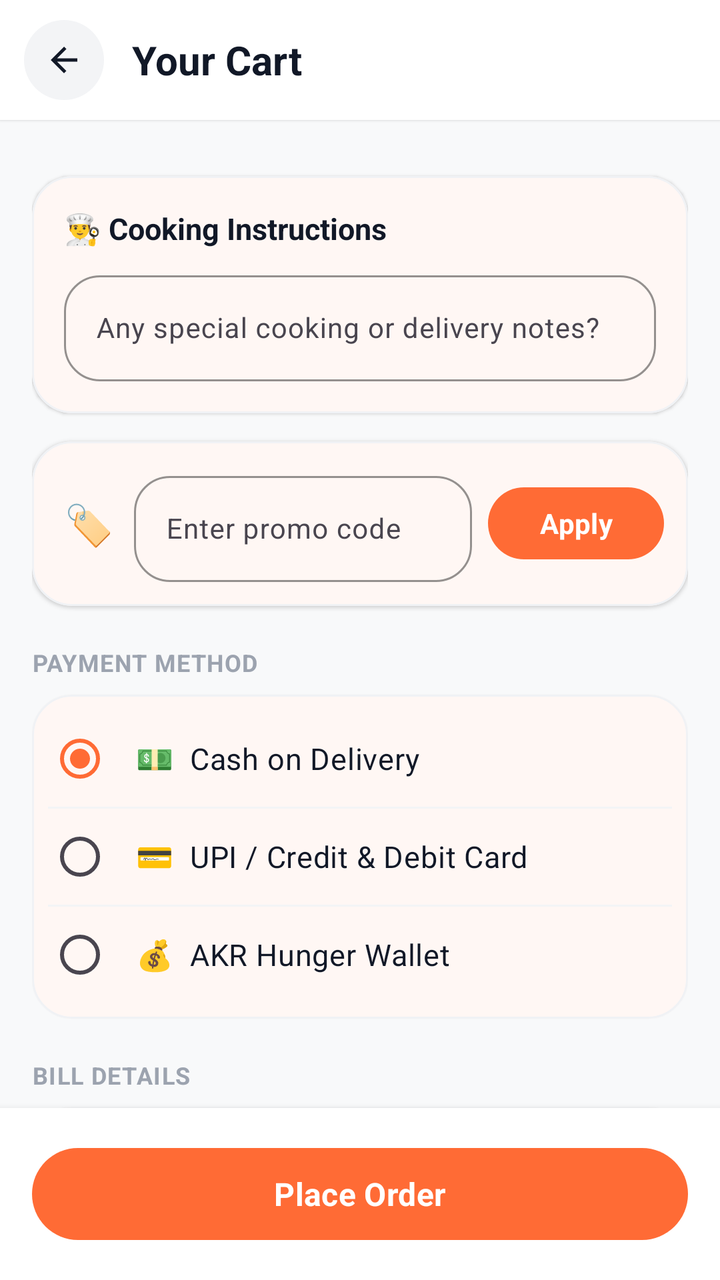
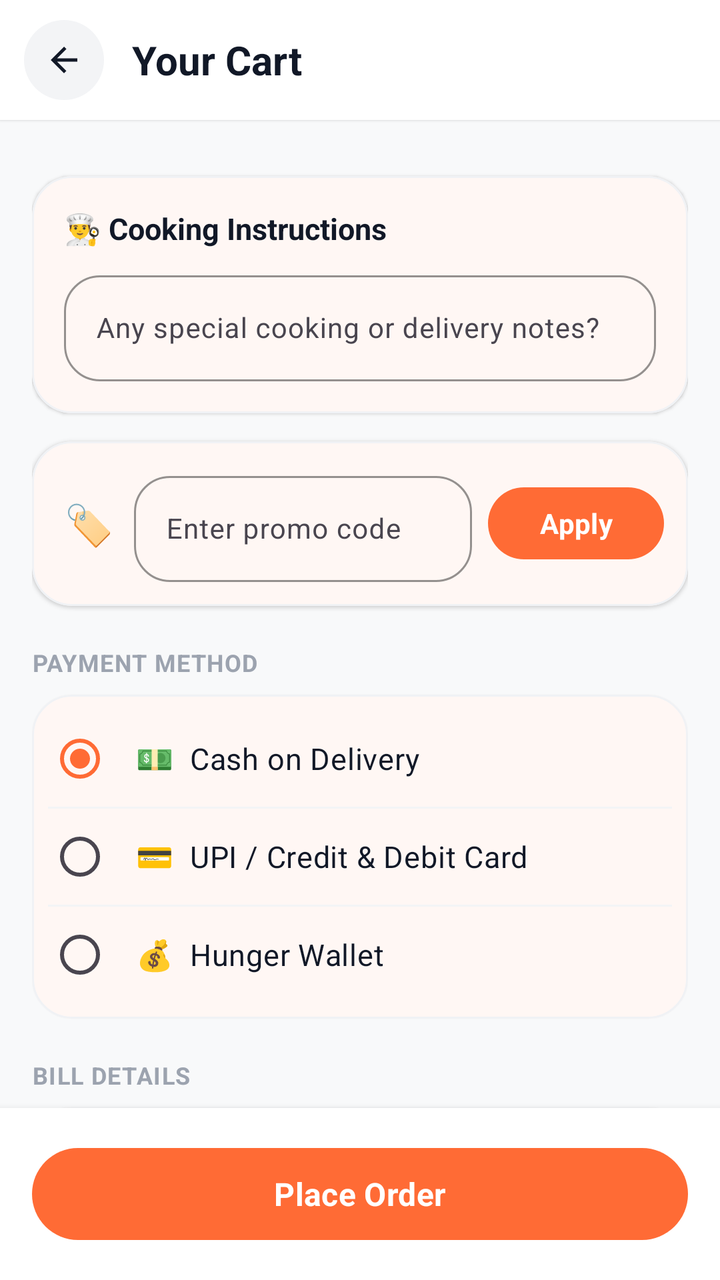

An Android layout rendered at two revisions. The XML below is the earlier revision; the diff shows what the commit changed to produce the second picture.
<!-- AndroidManifest.xml: application theme Theme.AKRHunger -->
<!-- res/layout/activity_cart.xml -->
<?xml version="1.0" encoding="utf-8"?>
<LinearLayout xmlns:android="http://schemas.android.com/apk/res/android"
    xmlns:app="http://schemas.android.com/apk/res-auto"
    android:layout_width="match_parent"
    android:layout_height="match_parent"
    android:background="@color/background"
    android:orientation="vertical">

    
    <LinearLayout
        android:layout_width="match_parent"
        android:layout_height="60dp"
        android:background="@color/surface"
        android:elevation="1dp"
        android:gravity="center_vertical"
        android:orientation="horizontal"
        android:paddingHorizontal="12dp">

        <FrameLayout
            android:id="@+id/btn_back"
            android:layout_width="40dp"
            android:layout_height="40dp"
            android:background="@drawable/bg_icon_circle_gray"
            android:clickable="true"
            android:focusable="true"
            android:foreground="?attr/selectableItemBackgroundBorderless">

            <ImageView
                android:layout_width="20dp"
                android:layout_height="20dp"
                android:layout_gravity="center"
                android:src="@drawable/ic_back"
                android:tint="@color/text_primary" />
        </FrameLayout>

        <TextView
            android:layout_width="0dp"
            android:layout_height="wrap_content"
            android:layout_marginStart="14dp"
            android:layout_weight="1"
            android:text="@string/your_cart"
            android:textColor="@color/text_primary"
            android:textSize="20sp"
            android:textStyle="bold" />
    </LinearLayout>

    
    <LinearLayout
        android:id="@+id/empty_cart"
        android:layout_width="match_parent"
        android:layout_height="match_parent"
        android:gravity="center"
        android:orientation="vertical"
        android:padding="36dp"
        android:visibility="gone">

        <FrameLayout
            android:layout_width="96dp"
            android:layout_height="96dp"
            android:background="@drawable/bg_icon_circle_soft">

            <TextView
                android:layout_width="wrap_content"
                android:layout_height="wrap_content"
                android:layout_gravity="center"
                android:text="🛒"
                android:textSize="44sp" />
        </FrameLayout>

        <TextView
            android:layout_width="wrap_content"
            android:layout_height="wrap_content"
            android:layout_marginTop="20dp"
            android:text="@string/empty_cart"
            android:textColor="@color/text_primary"
            android:textSize="20sp"
            android:textStyle="bold" />

        <TextView
            android:layout_width="wrap_content"
            android:layout_height="wrap_content"
            android:layout_marginTop="8dp"
            android:gravity="center"
            android:lineSpacingExtra="3dp"
            android:text="@string/empty_cart_desc"
            android:textColor="@color/text_secondary"
            android:textSize="14sp" />

        <com.google.android.material.button.MaterialButton
            android:id="@+id/btn_browse_menu"
            style="@style/Widget.AKR.Button.Pill"
            android:layout_width="wrap_content"
            android:layout_height="48dp"
            android:layout_marginTop="24dp"
            android:paddingHorizontal="28dp"
            android:text="@string/browse_menu"
            app:backgroundTint="@color/primary" />
    </LinearLayout>

    
    <androidx.core.widget.NestedScrollView
        android:id="@+id/cart_content"
        android:layout_width="match_parent"
        android:layout_height="0dp"
        android:layout_weight="1"
        android:clipToPadding="false"
        android:paddingBottom="24dp">

        <LinearLayout
            android:layout_width="match_parent"
            android:layout_height="wrap_content"
            android:orientation="vertical"
            android:paddingHorizontal="16dp"
            android:paddingTop="12dp">

            
            <androidx.recyclerview.widget.RecyclerView
                android:id="@+id/rv_cart_items"
                android:layout_width="match_parent"
                android:layout_height="wrap_content"
                android:nestedScrollingEnabled="false" />

            
            <com.google.android.material.card.MaterialCardView
                android:layout_width="match_parent"
                android:layout_height="wrap_content"
                android:layout_marginTop="16dp"
                app:cardBackgroundColor="@color/surface"
                app:cardCornerRadius="20dp"
                app:cardElevation="1dp"
                app:strokeColor="@color/card_border"
                app:strokeWidth="1dp">

                <LinearLayout
                    android:layout_width="match_parent"
                    android:layout_height="wrap_content"
                    android:orientation="vertical"
                    android:padding="16dp">

                    <TextView
                        android:layout_width="wrap_content"
                        android:layout_height="wrap_content"
                        android:text="👨‍🍳 Cooking Instructions"
                        android:textColor="@color/text_primary"
                        android:textSize="15sp"
                        android:textStyle="bold" />

                    <com.google.android.material.textfield.TextInputLayout
                        style="@style/Widget.AKR.TextInput"
                        android:layout_width="match_parent"
                        android:layout_height="wrap_content"
                        android:layout_marginTop="8dp"
                        android:hint="Any special cooking or delivery notes?">

                        <com.google.android.material.textfield.TextInputEditText
                            android:id="@+id/et_special_instructions"
                            android:layout_width="match_parent"
                            android:layout_height="wrap_content"
                            android:inputType="textMultiLine"
                            android:maxLines="3"
                            android:textColor="@color/text_primary"
                            android:textSize="14sp" />
                    </com.google.android.material.textfield.TextInputLayout>
                </LinearLayout>
            </com.google.android.material.card.MaterialCardView>

            
            <com.google.android.material.card.MaterialCardView
                android:layout_width="match_parent"
                android:layout_height="wrap_content"
                android:layout_marginTop="14dp"
                app:cardBackgroundColor="@color/surface"
                app:cardCornerRadius="20dp"
                app:cardElevation="1dp"
                app:strokeColor="@color/card_border"
                app:strokeWidth="1dp">

                <LinearLayout
                    android:layout_width="match_parent"
                    android:layout_height="wrap_content"
                    android:gravity="center_vertical"
                    android:orientation="horizontal"
                    android:padding="12dp">

                    <TextView
                        android:layout_width="wrap_content"
                        android:layout_height="wrap_content"
                        android:layout_marginStart="4dp"
                        android:text="🏷️"
                        android:textSize="20sp" />

                    <com.google.android.material.textfield.TextInputLayout
                        style="@style/Widget.AKR.TextInput"
                        android:layout_width="0dp"
                        android:layout_height="wrap_content"
                        android:layout_marginStart="10dp"
                        android:layout_weight="1"
                        android:hint="@string/coupon_hint">

                        <com.google.android.material.textfield.TextInputEditText
                            android:id="@+id/et_coupon"
                            android:layout_width="match_parent"
                            android:layout_height="wrap_content"
                            android:textAllCaps="true"
                            android:textColor="@color/text_primary"
                            android:textSize="14sp" />
                    </com.google.android.material.textfield.TextInputLayout>

                    <com.google.android.material.button.MaterialButton
                        android:id="@+id/btn_apply_coupon"
                        style="@style/Widget.AKR.Button.Pill"
                        android:layout_width="wrap_content"
                        android:layout_height="44dp"
                        android:layout_marginStart="8dp"
                        android:text="@string/apply"
                        app:backgroundTint="@color/primary" />
                </LinearLayout>
            </com.google.android.material.card.MaterialCardView>

            
            <TextView
                android:layout_width="wrap_content"
                android:layout_height="wrap_content"
                android:layout_marginTop="20dp"
                android:letterSpacing="0.04"
                android:text="PAYMENT METHOD"
                android:textColor="@color/text_hint"
                android:textSize="12sp"
                android:textStyle="bold" />

            <com.google.android.material.card.MaterialCardView
                android:layout_width="match_parent"
                android:layout_height="wrap_content"
                android:layout_marginTop="8dp"
                app:cardBackgroundColor="@color/surface"
                app:cardCornerRadius="20dp"
                app:cardElevation="1dp"
                app:strokeColor="@color/card_border"
                app:strokeWidth="1dp">

                <RadioGroup
                    android:id="@+id/rg_payment"
                    android:layout_width="match_parent"
                    android:layout_height="wrap_content"
                    android:orientation="vertical"
                    android:padding="8dp">

                    <RadioButton
                        android:id="@+id/rb_cod"
                        android:layout_width="match_parent"
                        android:layout_height="wrap_content"
                        android:checked="true"
                        android:padding="12dp"
                        android:text="💵  Cash on Delivery"
                        android:textColor="@color/text_primary"
                        android:textSize="15sp" />

                    <View
                        android:layout_width="match_parent"
                        android:layout_height="1dp"
                        android:background="@color/divider" />

                    <RadioButton
                        android:id="@+id/rb_online"
                        android:layout_width="match_parent"
                        android:layout_height="wrap_content"
                        android:padding="12dp"
                        android:text="💳  UPI / Credit &amp; Debit Card"
                        android:textColor="@color/text_primary"
                        android:textSize="15sp" />

                    <View
                        android:layout_width="match_parent"
                        android:layout_height="1dp"
                        android:background="@color/divider" />

                    <RadioButton
                        android:id="@+id/rb_wallet"
                        android:layout_width="match_parent"
                        android:layout_height="wrap_content"
                        android:padding="12dp"
                        android:text="💰  AKR Hunger Wallet"
                        android:textColor="@color/text_primary"
                        android:textSize="15sp" />
                </RadioGroup>
            </com.google.android.material.card.MaterialCardView>

            
            <TextView
                android:layout_width="wrap_content"
                android:layout_height="wrap_content"
                android:layout_marginTop="20dp"
                android:letterSpacing="0.04"
                android:text="BILL DETAILS"
                android:textColor="@color/text_hint"
                android:textSize="12sp"
                android:textStyle="bold" />

            <com.google.android.material.card.MaterialCardView
                android:layout_width="match_parent"
                android:layout_height="wrap_content"
                android:layout_marginTop="8dp"
                app:cardBackgroundColor="@color/surface"
                app:cardCornerRadius="20dp"
                app:cardElevation="1dp"
                app:strokeColor="@color/card_border"
                app:strokeWidth="1dp">

                <LinearLayout
                    android:layout_width="match_parent"
                    android:layout_height="wrap_content"
                    android:orientation="vertical"
                    android:padding="16dp">

                    
                    <LinearLayout
                        android:layout_width="match_parent"
                        android:layout_height="wrap_content"
                        android:gravity="center_vertical"
                        android:paddingVertical="4dp">

                        <TextView
                            android:layout_width="0dp"
                            android:layout_height="wrap_content"
                            android:layout_weight="1"
                            android:text="@string/subtotal"
                            android:textColor="@color/text_secondary"
                            android:textSize="14sp" />

                        <TextView
                            android:id="@+id/tv_subtotal"
                            android:layout_width="wrap_content"
                            android:layout_height="wrap_content"
                            android:textColor="@color/text_primary"
                            android:textSize="14sp"
                            android:textStyle="bold" />
                    </LinearLayout>

                    
                    <LinearLayout
                        android:layout_width="match_parent"
                        android:layout_height="wrap_content"
                        android:gravity="center_vertical"
                        android:paddingVertical="4dp">

                        <TextView
                            android:layout_width="0dp"
                            android:layout_height="wrap_content"
                            android:layout_weight="1"
                            android:text="@string/delivery_fee"
                            android:textColor="@color/text_secondary"
                            android:textSize="14sp" />

                        <TextView
                            android:id="@+id/tv_delivery_fee"
                            android:layout_width="wrap_content"
                            android:layout_height="wrap_content"
                            android:textColor="@color/success"
                            android:textSize="14sp"
                            android:textStyle="bold" />
                    </LinearLayout>

                    
                    <LinearLayout
                        android:layout_width="match_parent"
                        android:layout_height="wrap_content"
                        android:gravity="center_vertical"
                        android:paddingVertical="4dp">

                        <TextView
                            android:layout_width="0dp"
                            android:layout_height="wrap_content"
                            android:layout_weight="1"
                            android:text="@string/taxes"
                            android:textColor="@color/text_secondary"
                            android:textSize="14sp" />

                        <TextView
                            android:id="@+id/tv_taxes"
                            android:layout_width="wrap_content"
                            android:layout_height="wrap_content"
                            android:textColor="@color/text_primary"
                            android:textSize="14sp" />
                    </LinearLayout>

                    <View
                        android:layout_width="match_parent"
                        android:layout_height="1dp"
                        android:layout_marginVertical="10dp"
                        android:background="@color/divider" />

                    
                    <LinearLayout
                        android:layout_width="match_parent"
                        android:layout_height="wrap_content"
                        android:gravity="center_vertical"
                        android:paddingVertical="4dp">

                        <TextView
                            android:layout_width="0dp"
                            android:layout_height="wrap_content"
                            android:layout_weight="1"
                            android:text="To Pay"
                            android:textColor="@color/text_primary"
                            android:textSize="17sp"
                            android:textStyle="bold" />

                        <TextView
                            android:id="@+id/tv_total"
                            android:layout_width="wrap_content"
                            android:layout_height="wrap_content"
                            android:textColor="@color/primary"
                            android:textSize="22sp"
                            android:textStyle="bold" />
                    </LinearLayout>
                </LinearLayout>
            </com.google.android.material.card.MaterialCardView>

        </LinearLayout>
    </androidx.core.widget.NestedScrollView>

    
    <LinearLayout
        android:layout_width="match_parent"
        android:layout_height="wrap_content"
        android:background="@color/surface"
        android:elevation="6dp"
        android:padding="16dp">

        <com.google.android.material.button.MaterialButton
            android:id="@+id/btn_place_order"
            style="@style/Widget.AKR.Button.Pill"
            android:layout_width="match_parent"
            android:layout_height="54dp"
            android:text="@string/place_order"
            android:textSize="16sp"
            app:backgroundTint="@color/primary" />
    </LinearLayout>
</LinearLayout>
<!-- resources referenced by this layout -->
<resources>
  <color name="background">#F8F9FA</color>
  <color name="card_border">#F0F2F5</color>
  <color name="divider">#F3F4F6</color>
  <color name="primary">#FF6B35</color>
  <color name="success">#10B981</color>
  <color name="surface">#FFFFFF</color>
  <color name="text_hint">#9CA3AF</color>
  <color name="text_primary">#111827</color>
  <color name="text_secondary">#4B5563</color>
  <!-- drawable bg_icon_circle_gray (drawable) -->
  <?xml version="1.0" encoding="utf-8"?>
  <shape xmlns:android="http://schemas.android.com/apk/res/android"
      android:shape="oval">
      <solid android:color="@color/surface_variant" />
  </shape>
  <!-- drawable bg_icon_circle_soft (drawable) -->
  <?xml version="1.0" encoding="utf-8"?>
  <shape xmlns:android="http://schemas.android.com/apk/res/android"
      android:shape="oval">
      <solid android:color="@color/primary_tint" />
      <stroke android:width="1dp" android:color="@color/primary_tint_border" />
  </shape>
  <!-- drawable ic_back (drawable) -->
  <vector xmlns:android="http://schemas.android.com/apk/res/android"
      android:width="24dp"
      android:height="24dp"
      android:viewportWidth="24"
      android:viewportHeight="24">
      <path
          android:fillColor="#FF000000"
          android:pathData="M20,11H7.83l5.59,-5.59L12,4l-8,8 8,8 1.41,-1.41L7.83,13H20v-2z"/>
  </vector>
  <string name="apply">Apply</string>
  <string name="browse_menu">Browse Menu</string>
  <string name="coupon_hint">Enter promo code</string>
  <string name="delivery_fee">Delivery Fee</string>
  <string name="empty_cart">Your cart is empty</string>
  <string name="empty_cart_desc">Add items from a restaurant or menu to get started</string>
  <string name="place_order">Place Order</string>
  <string name="subtotal">Subtotal</string>
  <string name="taxes">Taxes (5%)</string>
  <string name="your_cart">Your Cart</string>
  <style name="Widget.AKR.TextInput" parent="Widget.Material3.TextInputLayout.OutlinedBox">
          <item name="boxCornerRadiusTopStart">18dp</item>
          <item name="boxCornerRadiusTopEnd">18dp</item>
          <item name="boxCornerRadiusBottomStart">18dp</item>
          <item name="boxCornerRadiusBottomEnd">18dp</item>
          <item name="boxStrokeColor">@color/primary</item>
          <item name="hintTextColor">@color/primary</item>
      </style>
  <color name="surface_variant">#F3F4F6</color>
  <color name="primary_tint">#FFF0EB</color>
  <color name="primary_tint_border">#FFDCD0</color>
  <color name="on_primary">#FFFFFF</color>
  <color name="primary_dark">#E55A25</color>
  <color name="secondary">#F59E0B</color>
  <color name="on_secondary">#111827</color>
  <color name="on_surface">#111827</color>
  <style name="ThemeOverlay.AKR.MaterialAlertDialog" parent="ThemeOverlay.Material3.MaterialAlertDialog">
          <item name="shapeAppearance">@style/ShapeAppearance.AKR.Dialog</item>
          <item name="shapeAppearanceOverlay">@style/ShapeAppearance.AKR.Dialog</item>
          <item name="colorSurface">@color/surface</item>
          <item name="android:backgroundDimAmount">0.5</item>
      </style>
  <style name="ThemeOverlay.AKR.BottomSheetDialog" parent="ThemeOverlay.Material3.BottomSheetDialog">
          <item name="bottomSheetStyle">@style/Widget.AKR.BottomSheet</item>
      </style>
  <style name="ShapeAppearance.AKR.Dialog" parent="">
          <item name="cornerFamily">rounded</item>
          <item name="cornerSize">24dp</item>
      </style>
  <style name="Widget.AKR.BottomSheet" parent="Widget.Material3.BottomSheet">
          <item name="shapeAppearanceOverlay">@style/ShapeAppearance.AKR.BottomSheet</item>
          <item name="backgroundTint">@color/surface</item>
      </style>
  <style name="ShapeAppearance.AKR.BottomSheet" parent="">
          <item name="cornerFamily">rounded</item>
          <item name="cornerSizeTopLeft">28dp</item>
          <item name="cornerSizeTopRight">28dp</item>
      </style>
  <!-- unchanged entries left out for length: 2 -->
</resources>

<!-- the commit's change to res/layout/activity_cart.xml (unified diff, before → after) -->
@@ -279,7 +279,7 @@
                         android:layout_width="match_parent"
                         android:layout_height="wrap_content"
                         android:padding="12dp"
-                        android:text="💰  AKR Hunger Wallet"
+                        android:text="💰  Hunger Wallet"
                         android:textColor="@color/text_primary"
                         android:textSize="15sp" />
                 </RadioGroup>
